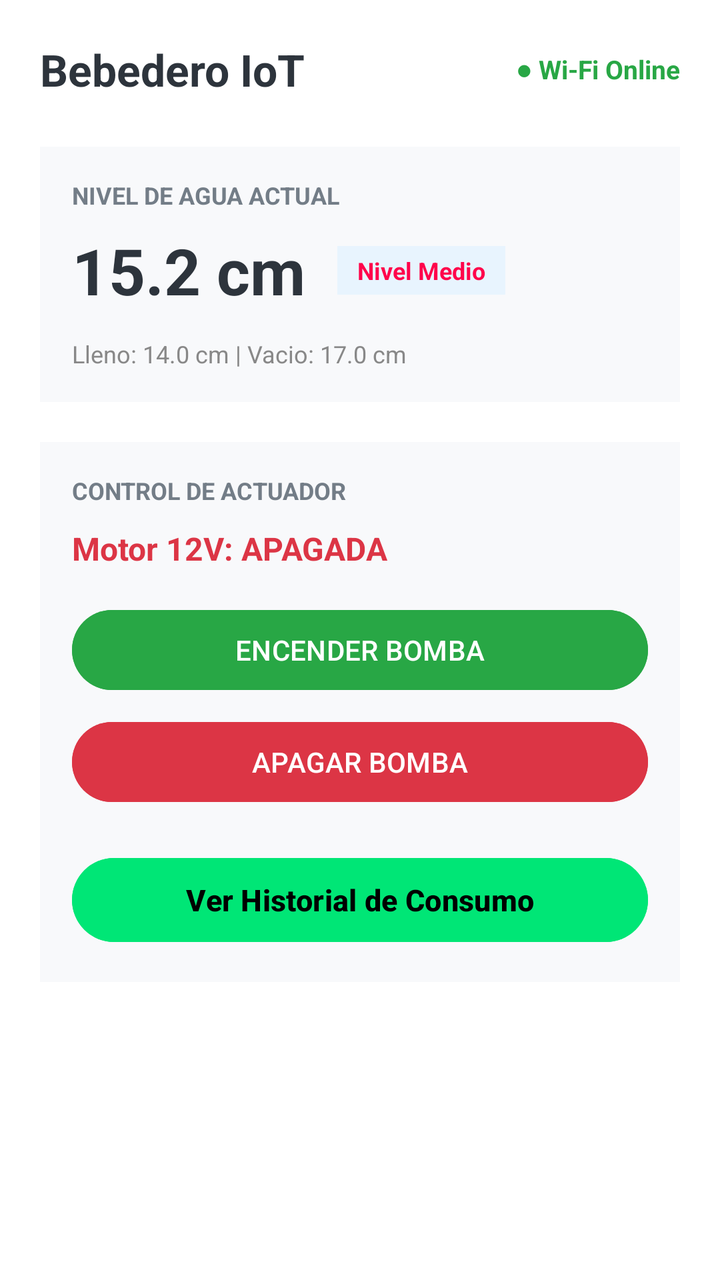
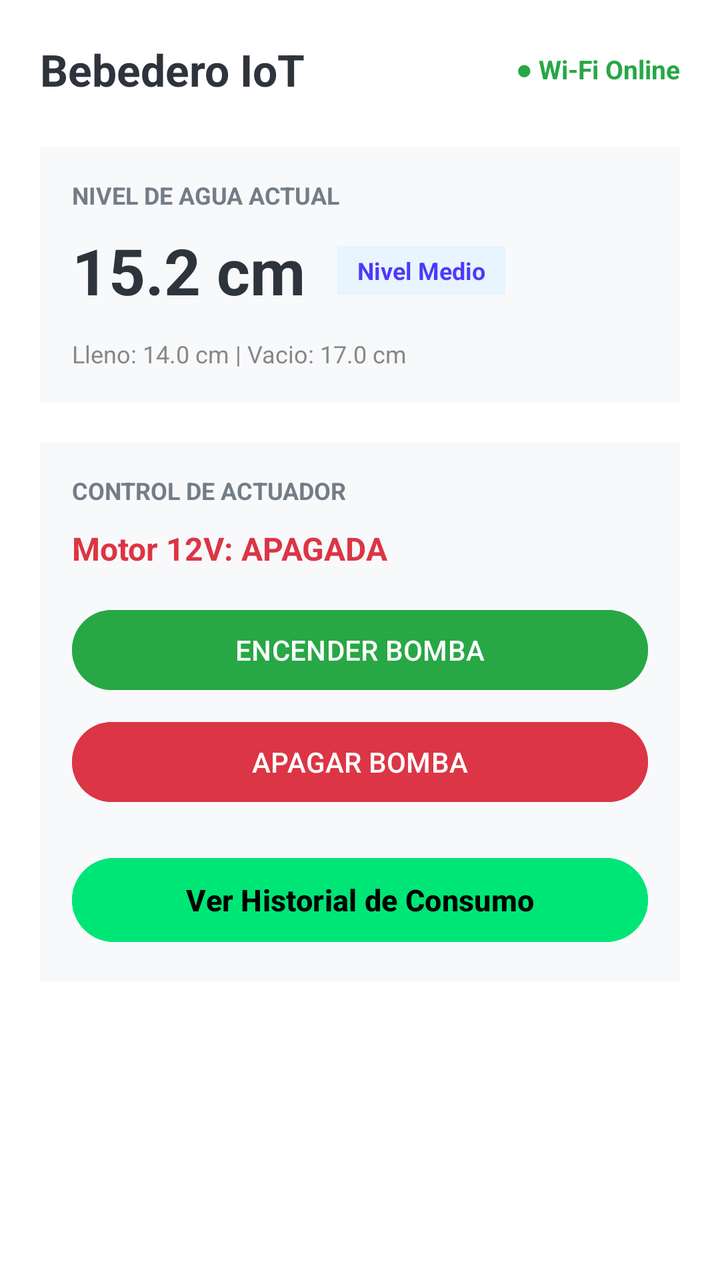

Screens rendered from an Android XML layout before and after an edit, with the pre-edit source and the edit as a unified diff.
<!-- AndroidManifest.xml: application theme Theme.Bebedero2v -->
<!-- res/layout/activity_dashboard.xml -->
<?xml version="1.0" encoding="utf-8"?>
<LinearLayout xmlns:android="http://schemas.android.com/apk/res/android"
    android:layout_width="match_parent"
    android:layout_height="match_parent"
    android:orientation="vertical"
    android:padding="20dp"
    android:background="#FFFFFF">

    
    <LinearLayout
        android:layout_width="match_parent"
        android:layout_height="wrap_content"
        android:orientation="horizontal"
        android:gravity="center_vertical"
        android:layout_marginBottom="24dp">

        <TextView
            android:layout_width="0dp"
            android:layout_height="wrap_content"
            android:layout_weight="1"
            android:text="@string/bebedero_iot"
            android:textSize="22sp"
            android:textStyle="bold"
            android:textColor="#2D343C" />

        <TextView
            android:layout_width="wrap_content"
            android:layout_height="wrap_content"
            android:text="@string/wi_fi_online"
            android:textColor="#28A745"
            android:textStyle="bold"
            android:textSize="13sp" />
    </LinearLayout>

    
    <LinearLayout
        android:layout_width="match_parent"
        android:layout_height="wrap_content"
        android:orientation="vertical"
        android:background="#F8F9FB"
        android:padding="16dp"
        android:layout_marginBottom="20dp">

        <TextView
            android:layout_width="wrap_content"
            android:layout_height="wrap_content"
            android:text="@string/nivel_de_agua_actual"
            android:textSize="12sp"
            android:textColor="#737D87"
            android:textStyle="bold" />

        <LinearLayout
            android:layout_width="match_parent"
            android:layout_height="wrap_content"
            android:orientation="horizontal"
            android:gravity="center_vertical"
            android:layout_marginTop="8dp">

            <TextView
                android:id="@+id/tvNivelCm"
                android:layout_width="wrap_content"
                android:layout_height="wrap_content"
                android:text="@string/_15_2_cm"
                android:textSize="32sp"
                android:textStyle="bold"
                android:textColor="#2D343C" />

            <TextView
                android:layout_width="wrap_content"
                android:layout_height="wrap_content"
                android:text="@string/nivel_medio"
                android:textColor="#FF044B"
                android:background="#E8F4FE"
                android:paddingStart="10dp"
                android:paddingEnd="10dp"
                android:paddingTop="4dp"
                android:paddingBottom="4dp"
                android:layout_marginStart="16dp"
                android:textStyle="bold"
                android:textSize="12sp" />
        </LinearLayout>

        <TextView
            android:layout_width="wrap_content"
            android:layout_height="wrap_content"
            android:text="@string/lleno_14_0_cm_vacio_17_0_cm"
            android:textSize="12sp"
            android:textColor="#888888"
            android:layout_marginTop="12dp" />
    </LinearLayout>

    
    <LinearLayout
        android:layout_width="match_parent"
        android:layout_height="wrap_content"
        android:orientation="vertical"
        android:background="#F8F9FB"
        android:padding="16dp">

        <TextView
            android:layout_width="wrap_content"
            android:layout_height="wrap_content"
            android:text="@string/control_de_actuador"
            android:textSize="12sp"
            android:textColor="#737D87"
            android:textStyle="bold" />

        <TextView
            android:id="@+id/tvEstadoMotor"
            android:layout_width="wrap_content"
            android:layout_height="wrap_content"
            android:text="@string/motor_12v_apagada"
            android:textColor="#DC3545"
            android:textSize="16sp"
            android:textStyle="bold"
            android:layout_marginTop="10dp"
            android:layout_marginBottom="16dp" />

        <Button
            android:id="@+id/btnEncender"
            android:layout_width="match_parent"
            android:layout_height="wrap_content"
            android:text="@string/encender_bomba"
            android:backgroundTint="#28A745"
            android:textColor="#FFFFFF"
            android:layout_marginBottom="8dp" />

        <Button
            android:id="@+id/btnApagar"
            android:layout_width="match_parent"
            android:layout_height="wrap_content"
            android:text="@string/apagar_bomba"
            android:backgroundTint="#DC3545"
            android:textColor="#FFFFFF" />
        <Button
            android:id="@+id/btnIrHistorial"
            android:layout_width="match_parent"
            android:layout_height="50dp"
            android:layout_marginTop="20dp"
            android:backgroundTint="#00E676"
            android:text="@string/ver_historial_de_consumo"
            android:textColor="#000000"
            android:textSize="15sp"
            android:textStyle="bold" />
    </LinearLayout>

</LinearLayout>
<!-- resources referenced by this layout -->
<resources>
  <string name="_15_2_cm">15.2 cm</string>
  <string name="apagar_bomba">APAGAR BOMBA</string>
  <string name="bebedero_iot">Bebedero IoT</string>
  <string name="control_de_actuador">CONTROL DE ACTUADOR</string>
  <string name="encender_bomba">ENCENDER BOMBA</string>
  <string name="lleno_14_0_cm_vacio_17_0_cm">Lleno: 14.0 cm | Vacio: 17.0 cm</string>
  <string name="motor_12v_apagada">Motor 12V: APAGADA</string>
  <string name="nivel_de_agua_actual">NIVEL DE AGUA ACTUAL</string>
  <string name="nivel_medio">Nivel Medio</string>
  <string name="ver_historial_de_consumo">Ver Historial de Consumo</string>
  <string name="wi_fi_online">● Wi-Fi Online</string>
  <style name="Theme.Bebedero2v" parent="Base.Theme.Bebedero2v" />
  <style name="Base.Theme.Bebedero2v" parent="Theme.Material3.DayNight.NoActionBar">
          
          
      </style>
</resources>

<!-- the commit's change to res/layout/activity_dashboard.xml (unified diff, before → after) -->
@@ -69,7 +69,7 @@
                 android:layout_width="wrap_content"
                 android:layout_height="wrap_content"
                 android:text="@string/nivel_medio"
-                android:textColor="#FF044B"
+                android:textColor="#5038FB"
                 android:background="#E8F4FE"
                 android:paddingStart="10dp"
                 android:paddingEnd="10dp"
